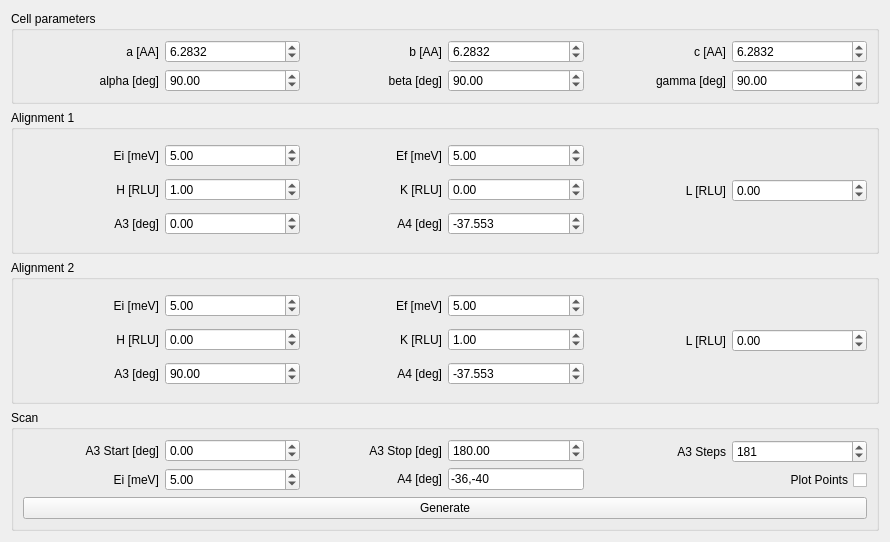
Before: the Qt Designer form src/main/resources/base/Views/Prediction.ui in MJOLNIRPackage/MJOLNIR-GUI, drawn with Qt 5.
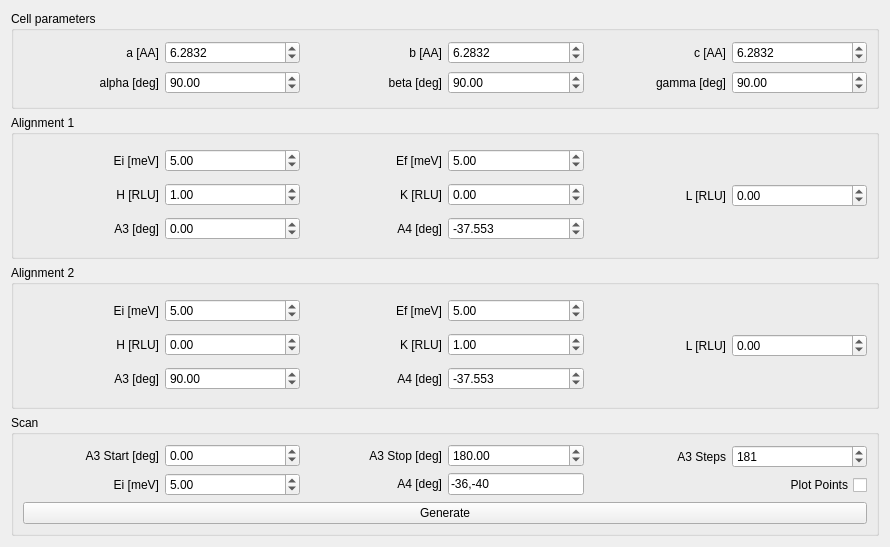
After: the same form once the commit is applied.

Commit message: Update focus and naming

What changed in the file:
```diff
--- a/src/main/resources/base/Views/Prediction.ui
+++ b/src/main/resources/base/Views/Prediction.ui
@@ -7,7 +7,7 @@
     <x>0</x>
     <y>0</y>
     <width>890</width>
-    <height>500</height>
+    <height>547</height>
    </rect>
   </property>
   <property name="windowTitle">
@@ -48,6 +48,9 @@
             <property name="maximum">
              <double>999.990000000000009</double>
             </property>
+            <property name="minimum">
+             <double>0.0001</double>
+            </property>
             <property name="stepType">
              <enum>QAbstractSpinBox::DefaultStepType</enum>
             </property>
@@ -78,6 +81,9 @@
             <property name="value">
              <double>90.000000000000000</double>
             </property>
+            <property name="minimum">
+             <double>0.01</double>
+            </property>
            </widget>
           </item>
          </layout>
@@ -106,6 +112,9 @@
             <property name="maximum">
              <double>999.990000000000009</double>
             </property>
+            <property name="minimum">
+             <double>0.0001</double>
+            </property>
             <property name="stepType">
              <enum>QAbstractSpinBox::DefaultStepType</enum>
             </property>
@@ -136,6 +145,9 @@
             <property name="value">
              <double>90.000000000000000</double>
             </property>
+            <property name="minimum">
+             <double>0.01</double>
+            </property>
            </widget>
           </item>
          </layout>
@@ -164,6 +176,9 @@
             <property name="maximum">
              <double>999.990000000000009</double>
             </property>
+            <property name="minimum">
+             <double>0.0001</double>
+            </property>
             <property name="stepType">
              <enum>QAbstractSpinBox::DefaultStepType</enum>
             </property>
@@ -194,6 +209,9 @@
             <property name="value">
              <double>90.000000000000000</double>
             </property>
+            <property name="minimum">
+             <double>0.01</double>
+            </property>
            </widget>
           </item>
          </layout>
```
Left out of the diff: 33 changed lines with no effect on the pictures.
